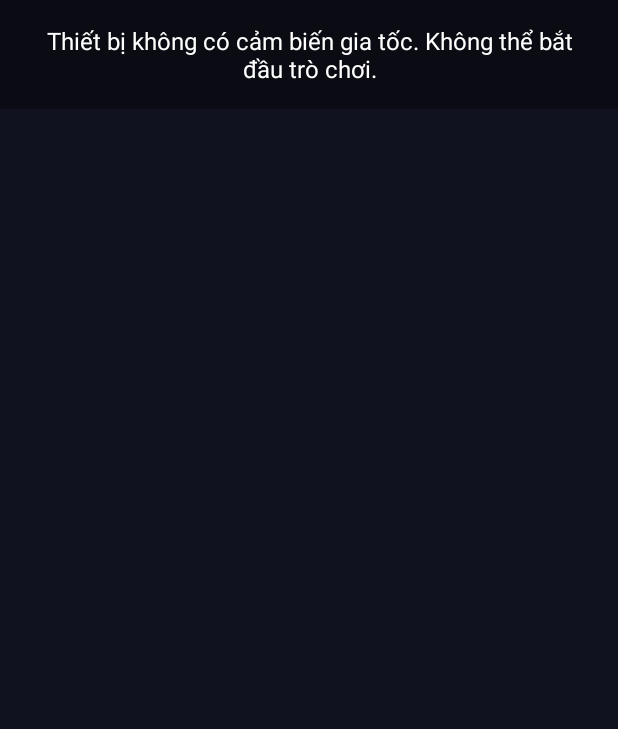
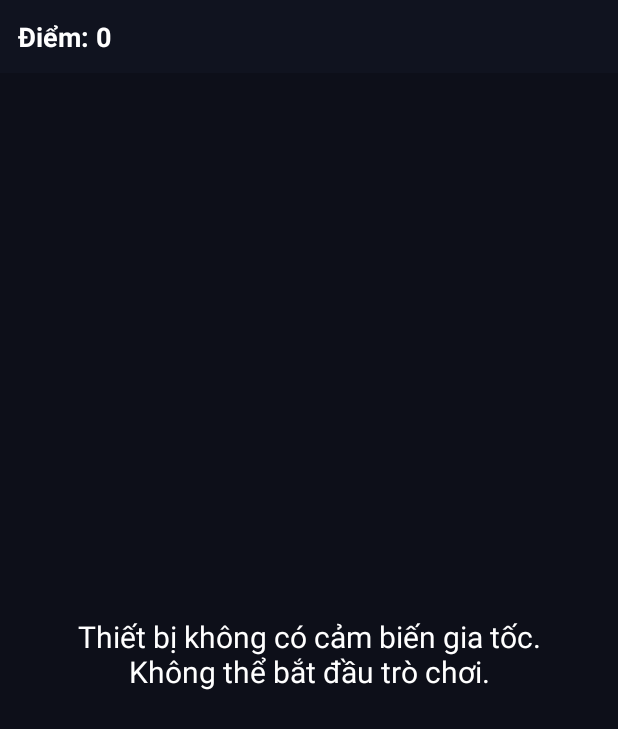
Before and after one commit to vanvinh2402-png/tilt-escape-android, an Android app: the screen it shows after launch (MainActivity), on a phone screen of 412 x 824 dp. Shown: the top 729 px of the screen. Run offline under Robolectric (Android 15) with nearby library versions, the phone set to English and light mode, and no system bars.

Commit message:
fix: keep gameplay below system bars

```diff
--- a/app/src/main/java/com/vanvinh2402/tiltescape/MainActivity.java
+++ b/app/src/main/java/com/vanvinh2402/tiltescape/MainActivity.java
@@ -11,6 +11,7 @@ import com.vanvinh2402.tiltescape.game.GameEngine;
 import com.vanvinh2402.tiltescape.input.AccelerometerTiltInput;
 import com.vanvinh2402.tiltescape.input.TiltSignalProcessor;
 import com.vanvinh2402.tiltescape.ui.GameView;
+import com.vanvinh2402.tiltescape.ui.SystemBarInsets;
 
 public final class MainActivity extends AppCompatActivity {
     private GameSessionController sessionController;
@@ -19,6 +20,7 @@ public final class MainActivity extends AppCompatActivity {
     protected void onCreate(Bundle savedInstanceState) {
         super.onCreate(savedInstanceState);
         setContentView(R.layout.activity_main);
+        SystemBarInsets.applyToPadding(findViewById(R.id.game_root));
 
         TextView statusText = findViewById(R.id.status_text);
         AccelerometerTiltInput tiltInput = new AccelerometerTiltInput(
@@ -33,11 +35,11 @@ public final class MainActivity extends AppCompatActivity {
         GameView gameView = new GameView(this, engine, tiltInput);
         gameView.setId(R.id.game_view);
         FrameLayout gameContainer = findViewById(R.id.game_container);
-        gameContainer.addView(gameView, new FrameLayout.LayoutParams(
+        gameContainer.addView(gameView, 0, new FrameLayout.LayoutParams(
                 FrameLayout.LayoutParams.MATCH_PARENT,
                 FrameLayout.LayoutParams.MATCH_PARENT));
         statusText.setText(R.string.tilt_instructions);
-        statusText.bringToFront();
+        findViewById(R.id.state_overlay).bringToFront();
         sessionController = new GameSessionController(engine, gameView, tiltInput);
     }
 
--- /dev/null
+++ b/app/src/main/java/com/vanvinh2402/tiltescape/ui/SystemBarInsets.java
@@ -0,0 +1,29 @@
+package com.vanvinh2402.tiltescape.ui;
+
+import android.view.View;
+
+import androidx.core.view.ViewCompat;
+import androidx.core.view.WindowInsetsCompat;
+
+public final class SystemBarInsets {
+    private SystemBarInsets() {
+    }
+
+    public static void applyToPadding(View root) {
+        int initialLeft = root.getPaddingLeft();
+        int initialTop = root.getPaddingTop();
+        int initialRight = root.getPaddingRight();
+        int initialBottom = root.getPaddingBottom();
+        ViewCompat.setOnApplyWindowInsetsListener(root, (view, windowInsets) -> {
+            androidx.core.graphics.Insets bars = windowInsets.getInsets(
+                    WindowInsetsCompat.Type.systemBars());
+            view.setPadding(
+                    initialLeft + bars.left,
+                    initialTop + bars.top,
+                    initialRight + bars.right,
+                    initialBottom + bars.bottom);
+            return windowInsets;
+        });
+        ViewCompat.requestApplyInsets(root);
+    }
+}
--- a/app/src/main/res/layout/activity_main.xml
+++ b/app/src/main/res/layout/activity_main.xml
@@ -1,20 +1,59 @@
 <?xml version="1.0" encoding="utf-8"?>
-<FrameLayout xmlns:android="http://schemas.android.com/apk/res/android"
+<LinearLayout xmlns:android="http://schemas.android.com/apk/res/android"
+    android:id="@+id/game_root"
+    android:layout_width="match_parent"
+    android:layout_height="match_parent"
+    android:background="@color/background"
+    android:orientation="vertical">
+
+    <LinearLayout
+        android:id="@+id/hud_container"
+        android:layout_width="match_parent"
+        android:layout_height="wrap_content"
+        android:gravity="center_vertical"
+        android:orientation="horizontal"
+        android:padding="12dp">
+
+        <TextView
+            android:id="@+id/score_text"
+            android:layout_width="0dp"
+            android:layout_height="wrap_content"
+            android:layout_weight="1"
+            android:text="@string/score_zero"
+            android:textColor="@color/on_background"
+            android:textSize="18sp"
+            android:textStyle="bold" />
+
+        <Button
+            android:id="@+id/pause_button"
+            android:layout_width="wrap_content"
+            android:layout_height="wrap_content"
+            android:text="@string/pause"
+            android:visibility="gone" />
+    </LinearLayout>
+
+    <FrameLayout
         android:id="@+id/game_container"
         android:layout_width="match_parent"
+        android:layout_height="0dp"
+        android:layout_weight="1">
+
+        <FrameLayout
+            android:id="@+id/state_overlay"
+            android:layout_width="match_parent"
             android:layout_height="match_parent"
-    android:background="@color/background">
+            android:background="#33000000">
 
             <TextView
                 android:id="@+id/status_text"
                 android:layout_width="match_parent"
                 android:layout_height="wrap_content"
-        android:layout_gravity="top"
-        android:background="#66000000"
+                android:layout_gravity="center"
                 android:gravity="center"
-        android:padding="16dp"
+                android:padding="24dp"
                 android:text="@string/tilt_instructions"
                 android:textColor="@color/on_background"
-        android:textSize="16sp" />
-
+                android:textSize="20sp" />
         </FrameLayout>
+    </FrameLayout>
+</LinearLayout>
--- a/app/src/main/res/values/strings.xml
+++ b/app/src/main/res/values/strings.xml
@@ -3,4 +3,6 @@
     <string name="app_name">TILT ESCAPE</string>
     <string name="tilt_instructions">Chạm để bắt đầu • Nghiêng điện thoại để di chuyển</string>
     <string name="sensor_unavailable">Thiết bị không có cảm biến gia tốc. Không thể bắt đầu trò chơi.</string>
+    <string name="score_zero">Điểm: 0</string>
+    <string name="pause">Tạm dừng</string>
 </resources>
```
Also changed, not shown: 2 other files. Lines whose indentation alone changed are shown as unchanged.
